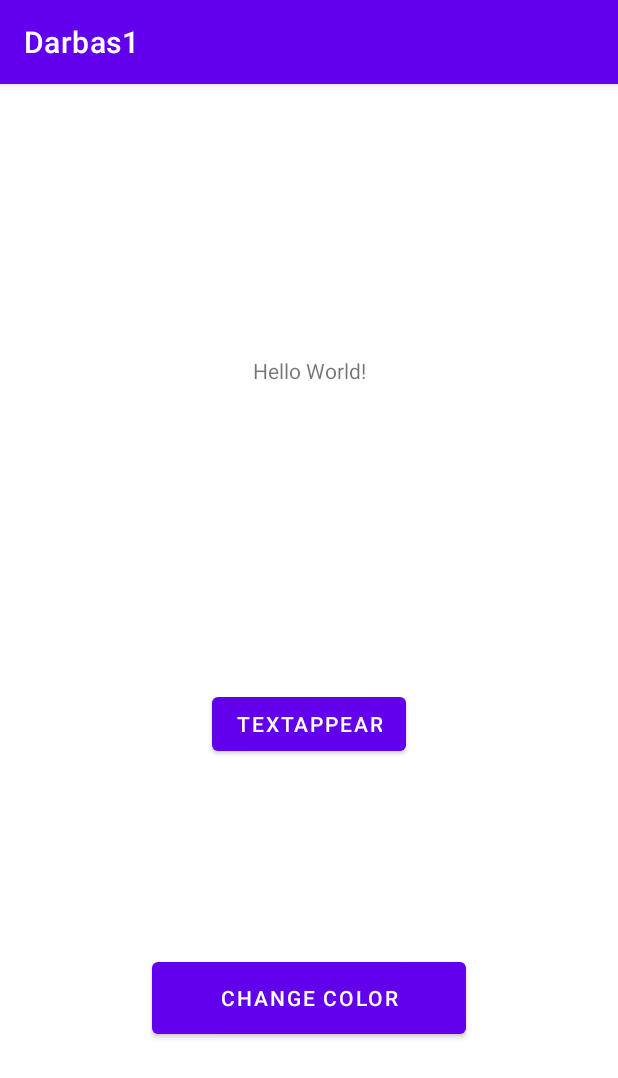
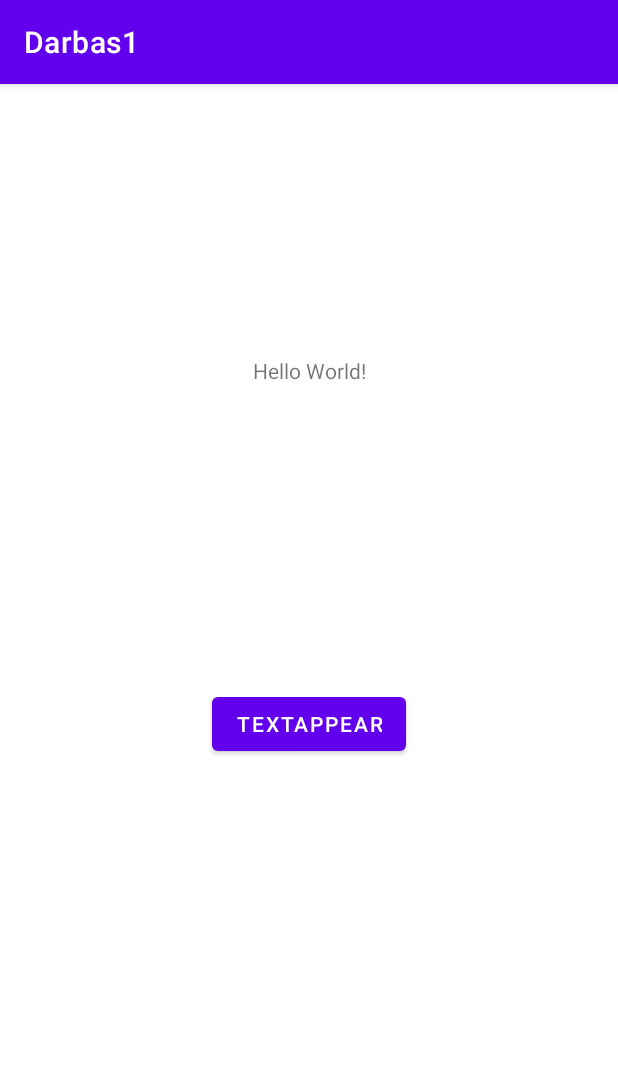
Before and after one commit to rytuks1337/Darbas1, an Android app: the screen it shows after launch (MainActivity), on a phone screen of 412 x 824 dp. Shown: the top 1078 px of the screen. Run offline under Robolectric (Android 15) with nearby library versions, the phone set to English and light mode, and no system bars.

Commit message:
Revert "Added a button, that changes the color of text to red"
This reverts commit a6066236904572f5822a0a79233ebb5868d1dfd1.

```diff
--- a/app/src/main/java/com/example/darbas1/MainActivity.java
+++ b/app/src/main/java/com/example/darbas1/MainActivity.java
@@ -2,11 +2,9 @@ package com.example.darbas1;
 
 import androidx.appcompat.app.AppCompatActivity;
 
-import android.graphics.Color;
 import android.os.Bundle;
 import android.view.View;
 import android.widget.Button;
-import android.widget.TextView;
 import android.widget.Toast;
 
 public class MainActivity extends AppCompatActivity {
@@ -17,8 +15,6 @@ public class MainActivity extends AppCompatActivity {
         setContentView(R.layout.activity_main);
 
         Button btn = findViewById(R.id.buttonAppear);
-        Button btncolor = findViewById(R.id.buttonColor);
-        TextView text = findViewById(R.id.textView);
 
         btn.setOnClickListener(new View.OnClickListener() {
             @Override
@@ -26,12 +22,6 @@ public class MainActivity extends AppCompatActivity {
                 Toast.makeText(getApplicationContext(), "The Button Has Been Clicked", Toast.LENGTH_LONG).show();
             }
         });
-        btncolor.setOnClickListener(new View.OnClickListener() {
-            @Override
-            public void onClick(View view) {
-                text.setTextColor(Color.rgb(100,0,0));
-            }
-        });
 
     }
 
--- a/app/src/main/res/layout/activity_main.xml
+++ b/app/src/main/res/layout/activity_main.xml
@@ -28,15 +28,4 @@
         app:layout_constraintTop_toBottomOf="@+id/textView"
         app:layout_constraintVertical_bias="0.389" />
 
-    <Button
-        android:id="@+id/buttonColor"
-        android:layout_width="209dp"
-        android:layout_height="60dp"
-        android:text="Change Color"
-        app:layout_constraintBottom_toBottomOf="parent"
-        app:layout_constraintEnd_toEndOf="parent"
-        app:layout_constraintHorizontal_bias="0.5"
-        app:layout_constraintStart_toStartOf="parent"
-        app:layout_constraintTop_toBottomOf="@+id/buttonAppear" />
-
 </androidx.constraintlayout.widget.ConstraintLayout>
```
